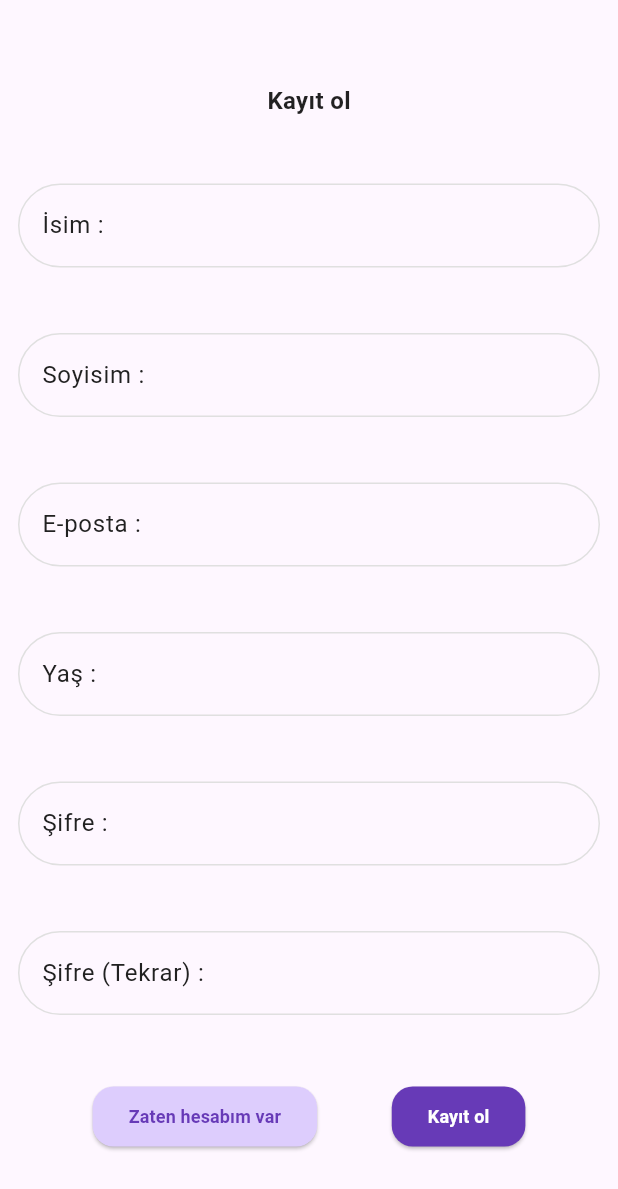
After one commit to bbetulgulec/RateFlag, a Flutter app: the screen it shows after launch, after a tap on "Skip", after a tap on "Hadi Başlayalım", after a tap on "Hesabın yok mu? Kayıt ol", on a phone screen of 412 x 824 dp. The commit adds this screen. Shown: the top 1189 px of the screen. Run offline on Flutter 3.47's test engine with Material 3 defaults, Android fonts, the phone set to English and light mode, and no system bars; our stand-ins replace equatable, flutter_bloc, flutter_svg.

Commit message:
register screen designed

```diff
--- a/lib/features/RateFlag/presentaions/login/view/login_screen.dart
+++ b/lib/features/RateFlag/presentaions/login/view/login_screen.dart
@@ -5,6 +5,7 @@ import 'package:rate_flag/features/RateFlag/common/widget/rateFlagTextField.dart
 import 'package:rate_flag/features/RateFlag/presentaions/login/widget/loginButton.dart';
 import 'package:rate_flag/features/RateFlag/common/widget/elevatedButtonWidget.dart';
 import 'package:rate_flag/features/RateFlag/presentaions/login/widget/loginTextButton.dart';
+import 'package:rate_flag/features/RateFlag/presentaions/register/view/register_screen.dart';
 
 class LoginScreen extends StatelessWidget {
   const LoginScreen({super.key});
@@ -30,6 +31,7 @@ class LoginScreen extends StatelessWidget {
               label: "E-posta giriniz",
               icon: Icons.email,
               keyboardType: TextInputType.emailAddress,
+              validator: Validators.email,
             ),
             const SizedBox(height: 40),
             Rateflagtextfield(
@@ -58,21 +60,26 @@ class LoginScreen extends StatelessWidget {
             ),
 
             const SizedBox(height: 40),
-            Rateflagtext.Maintitle(text: "Diğer giriş yöntemleri"),
-            const SizedBox(height: 30),
 
             Row(
-              mainAxisAlignment: MainAxisAlignment.center,
+              mainAxisAlignment: MainAxisAlignment.spaceEvenly,
               crossAxisAlignment: CrossAxisAlignment.center,
               mainAxisSize: MainAxisSize.max,
               children: [
+                Rateflagtext.Maintitle(text: "Diğer giriş yöntemleri"),
                 Loginbutton(imagePath: "assets/images/google.png"),
-                const SizedBox(width: 40),
-                Loginbutton(imagePath: "assets/images/github-sign.png"),
               ],
             ),
             const SizedBox(height: 30),
-            Logintextbutton(text: "Zaten hesabım var"),
+            Logintextbutton(
+              text: "Hesabın yok mu? Kayıt ol",
+              onPressed: () {
+                Navigator.push(
+                  context,
+                  MaterialPageRoute(builder: (context) => RegisterScreen()),
+                );
+              },
+            ),
           ],
         ),
       ),
--- a/lib/features/RateFlag/presentaions/login/widget/loginButton.dart
+++ b/lib/features/RateFlag/presentaions/login/widget/loginButton.dart
@@ -7,14 +7,14 @@ class Loginbutton extends StatelessWidget {
   @override
   Widget build(BuildContext context) {
     final screenWidth = MediaQuery.of(context).size.width;
-    final buttonSize = screenWidth * 0.12;
+    final buttonSize = screenWidth * 0.10;
 
     return Container(
       width: buttonSize,
       height: buttonSize,
       decoration: BoxDecoration(
         border: Border.all(color: Colors.black45, width: 1.5),
-        borderRadius: BorderRadius.circular(18.0),
+        borderRadius: BorderRadius.circular(14.0),
       ),
       child: Padding(
         padding: const EdgeInsets.all(4.0),
--- /dev/null
+++ b/lib/features/RateFlag/presentaions/register/view/register_screen.dart
@@ -0,0 +1,105 @@
+import 'package:flutter/material.dart';
+import 'package:rate_flag/features/RateFlag/common/utils/validators/validators.dart';
+import 'package:rate_flag/features/RateFlag/common/widget/elevatedButtonWidget.dart';
+import 'package:rate_flag/features/RateFlag/common/widget/elevatedButtonWidgetText.dart';
+import 'package:rate_flag/features/RateFlag/common/widget/rateFlagText.dart';
+import 'package:rate_flag/features/RateFlag/common/widget/rateFlagTextField.dart';
+
+class RegisterScreen extends StatelessWidget {
+  const RegisterScreen({super.key});
+
+  @override
+  Widget build(BuildContext context) {
+    final TextEditingController firstNameController = TextEditingController();
+    final TextEditingController lastNameController = TextEditingController();
+    final TextEditingController mailController = TextEditingController();
+    final TextEditingController dateController = TextEditingController();
+    final TextEditingController passwordController = TextEditingController();
+    final TextEditingController repeatPasswordController =
+        TextEditingController();
+
+    final _formKey = GlobalKey<FormState>();
+
+    return Scaffold(
+      body: Padding(
+        padding: const EdgeInsets.all(12.0),
+        child: Center(
+          child: Form(
+            key: _formKey,
+            autovalidateMode: AutovalidateMode.onUserInteraction,
+            child: Column(
+              mainAxisAlignment: MainAxisAlignment.spaceEvenly,
+              crossAxisAlignment: CrossAxisAlignment.center,
+              mainAxisSize: MainAxisSize.max,
+              children: [
+                Rateflagtext.Maintitle(text: "Kayıt ol"),
+                //İsim
+                Rateflagtextfield(
+                  controller: firstNameController,
+                  label: "İsim :",
+                  keyboardType: TextInputType.text,
+                  validator: Validators.onlyLetters,
+                ),
+                //Soyisim
+                Rateflagtextfield(
+                  controller: lastNameController,
+                  label: "Soyisim :",
+                  keyboardType: TextInputType.text,
+                  validator: Validators.onlyLetters,
+                ),
+                //Mail
+                Rateflagtextfield(
+                  controller: mailController,
+                  label: "E-posta :",
+                  keyboardType: TextInputType.emailAddress,
+                  validator: Validators.email,
+                ),
+                //Yaş
+                Rateflagtextfield(
+                  controller: dateController,
+                  label: "Yaş :",
+                  keyboardType: TextInputType.datetime,
+                  //////////////////////////////////////////////////validator: Validators,
+                ),
+                //Şifre
+                Rateflagtextfield(
+                  controller: passwordController,
+                  label: "Şifre :",
+                  keyboardType: TextInputType.visiblePassword,
+                  validator: Validators.password,
+                ),
+                //şifre tekrarı
+                Rateflagtextfield(
+                  controller: repeatPasswordController,
+                  label: "Şifre (Tekrar) :",
+                  keyboardType: TextInputType.visiblePassword,
+                  validator: (value) =>
+                      Validators.passwordMatch(value, passwordController.text),
+                ),
+                Row(
+                  mainAxisAlignment: MainAxisAlignment.spaceEvenly,
+                  crossAxisAlignment: CrossAxisAlignment.center,
+                  mainAxisSize: MainAxisSize.max,
+                  children: [
+                    //Giriş sayfasıan gider
+                    Onboardingelevetedbutton.secondary(
+                      text: "Zaten hesabım var",
+                      onPressed: () {
+                        Navigator.pop(context);
+                      },
+                    ),
+                    //Kayıt ol
+                    Onboardingelevetedbutton.primary(
+                      text: "Kayıt ol",
+                      onPressed: () {},
+                    ),
+                  ],
+                ),
+              ],
+            ),
+          ),
+        ),
+      ),
+    );
+  }
+}
```
Also changed, not shown: lib/features/RateFlag/common/utils/validators/validators.dart (+42 -1 lines), lib/features/RateFlag/presentaions/login/cubit/login_state.dart (added, +56 -0 lines), assets/images/github-sign.png (deleted), lib/features/RateFlag/presentaions/login/cubit/login_cubit.dart (added).
